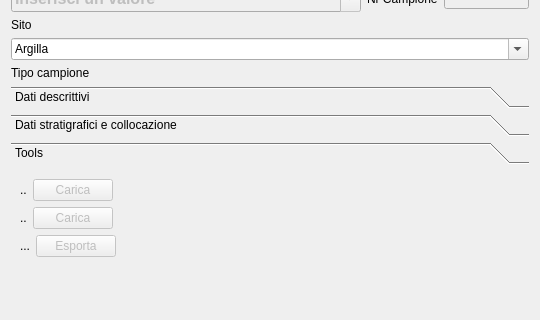
Above: pyarchinit/modules/gui/pyarchinit_campioni_ui.ui from pyarchinit/pyarchinit_218 before the change; both pictures show x 0 to 540 and y 158 to 478 of the 540 by 478 pixel window. Below: the same form after it.
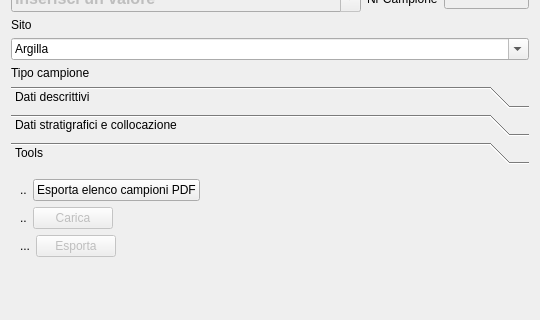
That is the form after the change. The open tabs and pages were chosen to show the change. Icons and pictures are not drawn.

```diff
--- a/pyarchinit/modules/gui/pyarchinit_campioni_ui.ui
+++ b/pyarchinit/modules/gui/pyarchinit_campioni_ui.ui
@@ -857,7 +857,7 @@
         <x>0</x>
         <y>0</y>
         <width>522</width>
-        <height>146</height>
+        <height>116</height>
        </rect>
       </property>
       <attribute name="label">
@@ -879,10 +879,10 @@
          <item>
           <widget class="QPushButton" name="pushButton_draw">
            <property name="enabled">
-            <bool>false</bool>
+            <bool>true</bool>
            </property>
            <property name="text">
-            <string>Carica</string>
+            <string>Esporta elenco campioni PDF</string>
            </property>
           </widget>
          </item>
```
Left out of the diff: 2 changed lines with no effect on the pictures.
